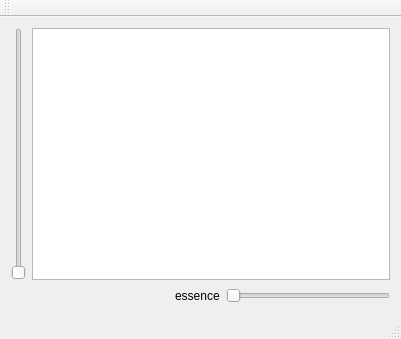
Qt form mainwindow.ui (LeaGuilhematLavigne/dashboard) before a commit.
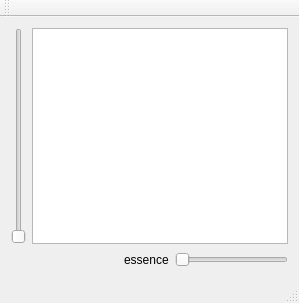
The same form after that commit.

What changed in the file:
```diff
--- a/mainwindow.ui
+++ b/mainwindow.ui
@@ -6,8 +6,8 @@
    <rect>
     <x>0</x>
     <y>0</y>
-    <width>401</width>
-    <height>339</height>
+    <width>299</width>
+    <height>303</height>
    </rect>
   </property>
   <property name="windowTitle">
```
Left out of the diff: 2 changed lines with no effect on the pictures.
